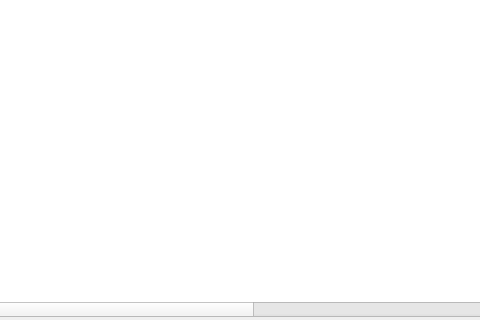
Before: the Qt Designer form src/GSvar/RepeatExpansionWidget.ui in imgag/ngs-bits, drawn with Qt 5; both pictures show x 424 to 904 and y 600 to 920 of the 1300 by 920 pixel window.
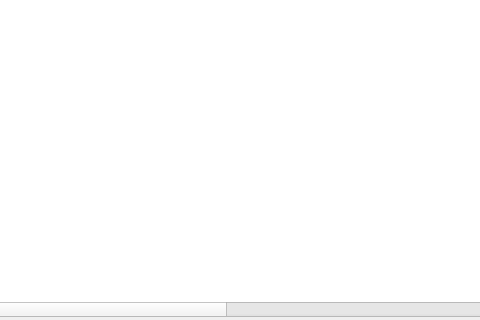
After: the same form once the commit is applied.

Commit message:
src/GSvar/RepeatExpansionWidget.cpp: added new column with overlapping INS
src/cppNGS/RepeatLocusList*: added overlapping INS as annotation

What changed in the file:
```diff
--- a/src/GSvar/RepeatExpansionWidget.ui
+++ b/src/GSvar/RepeatExpansionWidget.ui
@@ -388,6 +388,11 @@
        <string>in-house testing</string>
       </property>
      </column>
+     <column>
+      <property name="text">
+       <string>overlapping insertions</string>
+      </property>
+     </column>
     </widget>
    </item>
   </layout>
```
The commit also changes 3 other files.
